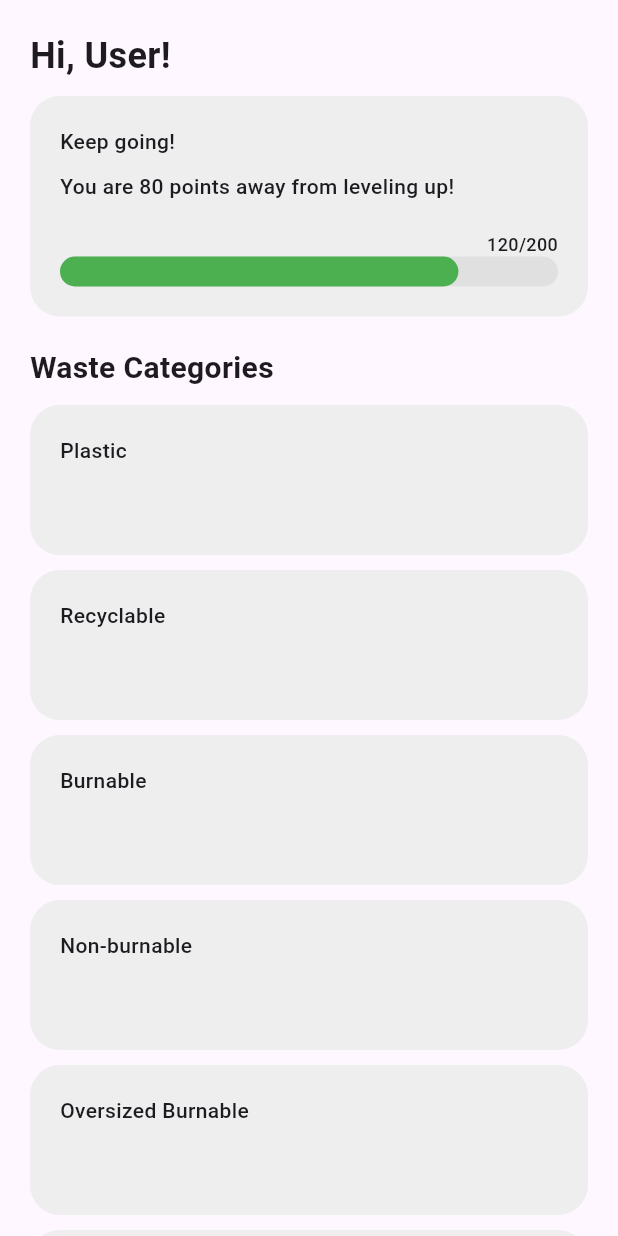
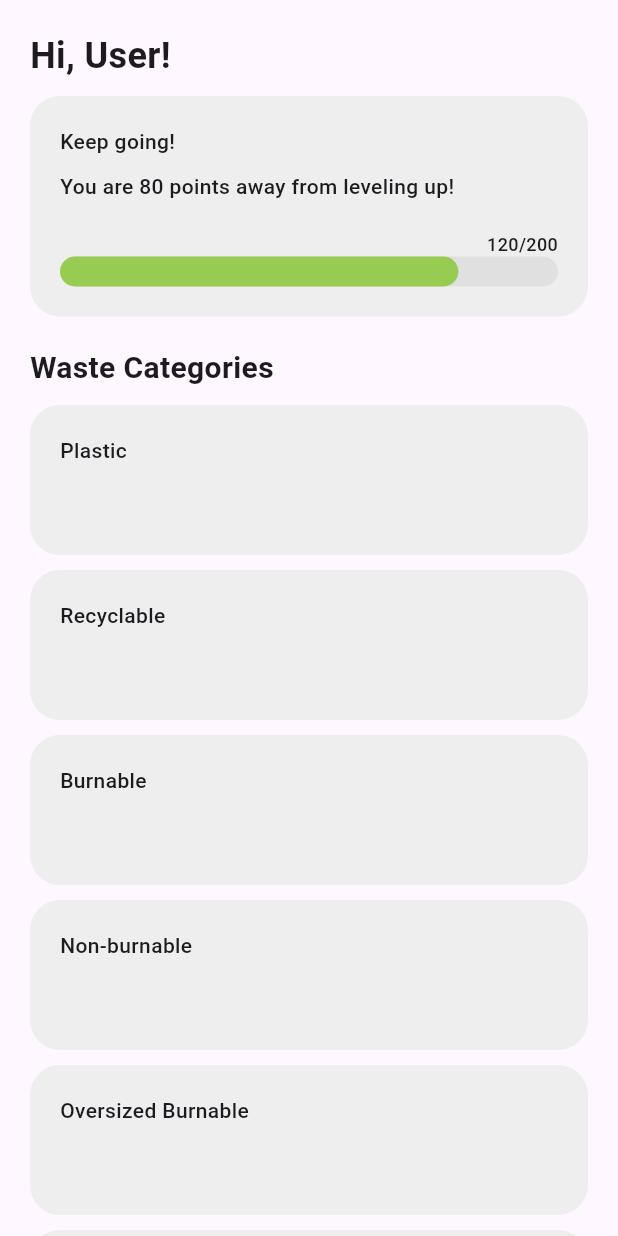
Before and after one commit to GomikoApp/Gomiko, a Flutter app: the HomeTab screen opened directly, on a phone screen of 412 x 824 dp. Run offline on Flutter 3.47's test engine with Material 3 defaults, Android fonts, the phone set to English and light mode, and no system bars; our stand-ins replace firebase_auth, firebase_core, flutter_dotenv, go_router, google_sign_in, iconsax; missing offline and left inert: flutter_facebook_auth; accounts and stored records are empty; network calls fail.

Commit message:
Update constant colors and refactor code
- refactored the constant colors
- update code from the constant file's color

```diff
--- a/lib/views/features/home/home_screen.dart
+++ b/lib/views/features/home/home_screen.dart
@@ -77,13 +77,12 @@ class _MyHomeState extends State<HomeTab> {
                     ),
                   ),
                   LinearProgressIndicator(
-                    value: 0.8,
-                    backgroundColor: Colors.grey[300],
-                    minHeight: 20,
-                    borderRadius: BorderRadius.circular(10),
-                    valueColor:
-                        const AlwaysStoppedAnimation<Color>(Colors.green),
-                  ),
+                      value: 0.8,
+                      backgroundColor: Colors.grey[300],
+                      minHeight: 20,
+                      borderRadius: BorderRadius.circular(10),
+                      valueColor: const AlwaysStoppedAnimation<Color>(
+                          Color.fromRGBO(152, 203, 81, 1))),
                 ],
               ),
             ),
--- a/lib/widgets/home_scaffold.dart
+++ b/lib/widgets/home_scaffold.dart
@@ -50,8 +50,8 @@ class _MyHomeScaffoldState extends State<HomeScaffold> {
       ),
       bottomNavigationBar: BottomNavigationBar(
         type: BottomNavigationBarType.fixed,
-        selectedItemColor: bottomNavSelectedColor,
-        unselectedItemColor: bottomNavUnselectedColor,
+        selectedItemColor: primaryGreen,
+        unselectedItemColor: secondaryGray,
         currentIndex: _selectedIndex,
         onTap: _onDestinationSelected,
         showUnselectedLabels: true,
```
Also changed, not shown: lib/constants.dart (+5 -3 lines), lib/views/profile_screen.dart (+14 -8 lines).
